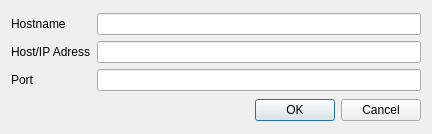
First picture: the form in gui/ConnectDlg.ui, repository sicus/RemoteClipboard, before the edit.
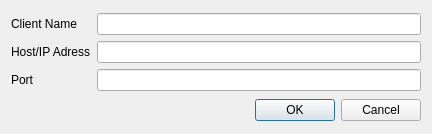
Second picture: the form after the edit.

Patch:
```diff
--- a/gui/ConnectDlg.ui
+++ b/gui/ConnectDlg.ui
@@ -39,7 +39,7 @@
      <item row="0" column="0">
       <widget class="QLabel" name="label_3">
        <property name="text">
-        <string>Hostname</string>
+        <string>Client Name</string>
        </property>
       </widget>
      </item>
```
Left out of the diff: 4 changed lines with no effect on the pictures.
